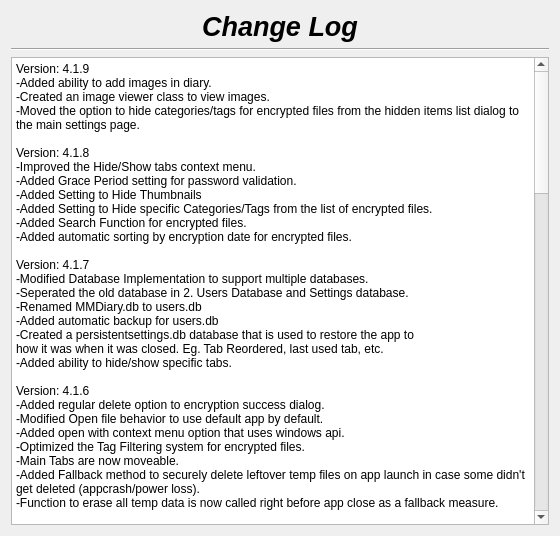
therealMaPMaKeR/MMDiary, file changelog.ui: the form before one commit.
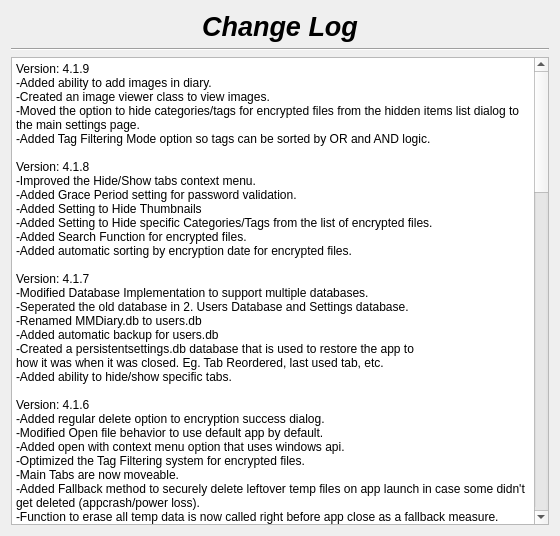
The form after the commit.

Commit message: tag filtering mode added

What changed in the file:
```diff
--- a/changelog.ui
+++ b/changelog.ui
@@ -58,7 +58,8 @@
 &lt;p style=&quot; margin-top:0px; margin-bottom:0px; margin-left:0px; margin-right:0px; -qt-block-indent:0; text-indent:0px;&quot;&gt;Version: 4.1.9&lt;/p&gt;
 &lt;p style=&quot; margin-top:0px; margin-bottom:0px; margin-left:0px; margin-right:0px; -qt-block-indent:0; text-indent:0px;&quot;&gt;-Added ability to add images in diary.&lt;/p&gt;
 &lt;p style=&quot; margin-top:0px; margin-bottom:0px; margin-left:0px; margin-right:0px; -qt-block-indent:0; text-indent:0px;&quot;&gt;-Created an image viewer class to view images.&lt;/p&gt;
-&lt;p style=&quot; margin-top:0px; margin-bottom:0px; margin-left:0px; margin-right:0px; -qt-block-indent:0; text-indent:0px;&quot;&gt;-Moved the option to hide categories/tags for encrypted files from the hidden items list dialog to the main settings page.&lt;br /&gt;&lt;br /&gt;Version: 4.1.8&lt;br /&gt;-Improved the Hide/Show tabs context menu.&lt;/p&gt;
+&lt;p style=&quot; margin-top:0px; margin-bottom:0px; margin-left:0px; margin-right:0px; -qt-block-indent:0; text-indent:0px;&quot;&gt;-Moved the option to hide categories/tags for encrypted files from the hidden items list dialog to the main settings page.&lt;br /&gt;-Added Tag Filtering Mode option so tags can be sorted by OR and AND logic.&lt;/p&gt;
+&lt;p style=&quot; margin-top:0px; margin-bottom:0px; margin-left:0px; margin-right:0px; -qt-block-indent:0; text-indent:0px;&quot;&gt;&lt;br /&gt;Version: 4.1.8&lt;br /&gt;-Improved the Hide/Show tabs context menu.&lt;/p&gt;
 &lt;p style=&quot; margin-top:0px; margin-bottom:0px; margin-left:0px; margin-right:0px; -qt-block-indent:0; text-indent:0px;&quot;&gt;-Added Grace Period setting for password validation.&lt;br /&gt;-Added Setting to Hide Thumbnails&lt;br /&gt;-Added Setting to Hide specific Categories/Tags from the list of encrypted files.&lt;/p&gt;
 &lt;p style=&quot; margin-top:0px; margin-bottom:0px; margin-left:0px; margin-right:0px; -qt-block-indent:0; text-indent:0px;&quot;&gt;-Added Search Function for encrypted files.&lt;/p&gt;
 &lt;p style=&quot; margin-top:0px; margin-bottom:0px; margin-left:0px; margin-right:0px; -qt-block-indent:0; text-indent:0px;&quot;&gt;-Added automatic sorting by encryption date for encrypted files.&lt;/p&gt;
```
The commit also changes 7 other files.
